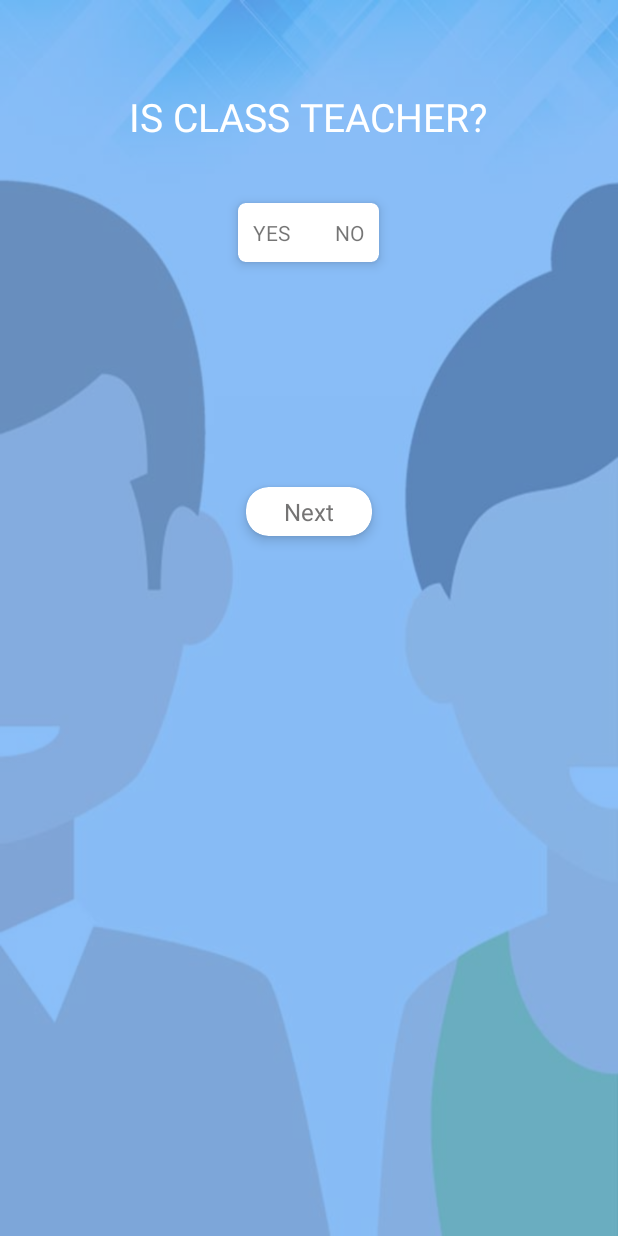
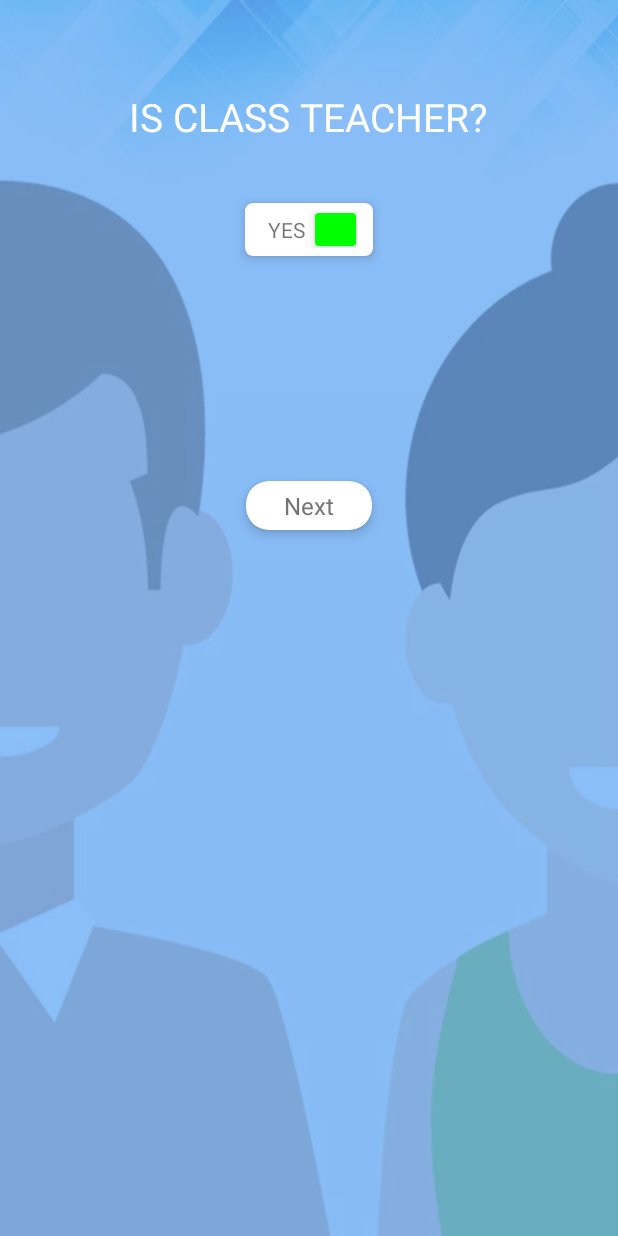
Before and after one commit to manitk12/Add_Teacher, an Android app: the layout activity_teacher.xml on its own in the app's theme, with its tools: preview values and no code run, on a phone screen of 412 x 824 dp. Run offline under Robolectric (Android 15) with nearby library versions, the phone set to English and light mode, and no system bars.

Commit message:
In Teacher.java class set click on listener in Main cardview with the help of boolean and Relative layoutparam added in cardview

```diff
--- a/app/src/main/AndroidManifest.xml
+++ b/app/src/main/AndroidManifest.xml
@@ -9,14 +9,14 @@
         android:roundIcon="@mipmap/ic_launcher_round"
         android:supportsRtl="true"
         android:theme="@style/AppTheme">
-        <activity android:name=".MainActivity">
+        <activity android:name=".Teacher">
             <intent-filter>
                 <action android:name="android.intent.action.MAIN" />
 
                 <category android:name="android.intent.category.LAUNCHER" />
             </intent-filter>
         </activity>
-        <activity android:name=".Teacher"></activity>
+        <activity android:name=".MainActivity"></activity>
     </application>
 
 </manifest>
--- a/app/src/main/java/com/grademojo/add_teacher/Teacher.java
+++ b/app/src/main/java/com/grademojo/add_teacher/Teacher.java
@@ -2,12 +2,85 @@ package com.grademojo.add_teacher;
 
 import android.support.v7.app.AppCompatActivity;
 import android.os.Bundle;
+import android.support.v7.widget.CardView;
+import android.view.View;
+import android.widget.RelativeLayout;
 
 public class Teacher extends AppCompatActivity {
+
+
+    private CardView toogle_cover ,main_card_View;
+
+
+
+
+
+
+
+    private Boolean button_state_yes;
 
     @Override
     protected void onCreate(Bundle savedInstanceState) {
         super.onCreate(savedInstanceState);
         setContentView(R.layout.activity_teacher);
+
+
+        toogle_cover = (CardView) findViewById(R.id.toggle_button);
+
+        main_card_View = (CardView) findViewById(R.id.edit_card_view_genger);
+
+
+        button_state_yes = true;
+
+        main_card_View.setOnClickListener(new View.OnClickListener() {
+            @Override
+            public void onClick(View v) {
+
+
+                if (button_state_yes)
+                {
+                    button_state_yes = false;
+
+
+                    RelativeLayout.LayoutParams lps = (RelativeLayout.LayoutParams) toogle_cover.getLayoutParams();
+
+                    lps.addRule(RelativeLayout.ALIGN_START, R.id.frame_yes);
+                    lps.addRule(RelativeLayout.ALIGN_END, R.id.frame_yes);
+                    lps.addRule(RelativeLayout.ALIGN_TOP, R.id.frame_yes);
+                    lps.addRule(RelativeLayout.ALIGN_BOTTOM, R.id.frame_yes);
+
+                    toogle_cover.setLayoutParams(lps);
+                }
+
+                else {
+
+                    button_state_yes = true;
+
+
+                    RelativeLayout.LayoutParams lps = (RelativeLayout.LayoutParams) toogle_cover.getLayoutParams();
+
+                    lps.addRule(RelativeLayout.ALIGN_START, R.id.frame_no);
+                    lps.addRule(RelativeLayout.ALIGN_END, R.id.frame_no);
+                    lps.addRule(RelativeLayout.ALIGN_TOP, R.id.frame_no);
+                    lps.addRule(RelativeLayout.ALIGN_BOTTOM, R.id.frame_no);
+
+                    toogle_cover.setLayoutParams(lps);
+
+
+
+                }
+
+
+            }
+        });
+
+
+
+
+
+
+
+
+
     }
 }
--- a/app/src/main/res/layout/activity_teacher.xml
+++ b/app/src/main/res/layout/activity_teacher.xml
@@ -43,64 +43,51 @@
         <RelativeLayout
             android:layout_width="wrap_content"
             android:layout_height="wrap_content"
+            android:paddingStart="10dp"
+            android:paddingEnd="10dp"
+            android:paddingTop="5dp"
+            android:paddingBottom="5dp"
+
+
 
             >
+
+
+            <FrameLayout
+                android:id="@+id/frame_yes"
+                android:layout_width="wrap_content"
+                android:layout_height="wrap_content"
+                android:paddingStart="5dp"
+                android:paddingEnd="5dp"
+                android:paddingTop="2.5dp"
+                android:paddingBottom="2.5dp"
+                >
+
+
 
                <TextView
                    android:id="@+id/text_yes"
                    android:layout_width="wrap_content"
                    android:layout_height="wrap_content"
                    android:text="yes"
-               android:padding="10dp"
                    android:textAllCaps="true"
 
                    />
 
-
-            <View
-                android:layout_width="wrap_content"
-                android:layout_height="1dp"
-                android:layout_alignTop="@+id/text_yes"
-                android:layout_alignStart="@+id/text_yes"
-                android:layout_alignEnd="@+id/text_yes"
+            </FrameLayout>
 
 
 
-                />
-
-            <View
+            <FrameLayout
+                android:id="@+id/frame_no"
+                android:layout_toEndOf="@+id/frame_yes"
                 android:layout_width="wrap_content"
-                android:layout_height="1dp"
-                android:layout_alignBottom="@+id/text_yes"
-                android:layout_alignStart="@+id/text_yes"
-                android:layout_alignEnd="@+id/text_yes"
-
-
-
-                />
-
-            <View
-                android:layout_width="1dp"
                 android:layout_height="wrap_content"
-                android:layout_alignStart="@+id/text_yes"
-                android:layout_alignTop="@+id/text_yes"
-                android:layout_alignBottom="@+id/text_yes"
-
-
-
-                />
-
-
-            <View
-                android:layout_width="1dp"
-                android:layout_height="wrap_content"
-                android:layout_alignEnd="@+id/text_yes"
-                android:layout_alignTop="@+id/text_yes"
-                android:layout_alignBottom="@+id/text_yes"
-
-
-
-                />
+                android:paddingStart="5dp"
+                android:paddingEnd="5dp"
+                android:paddingTop="2.5dp"
+                android:paddingBottom="2.5dp"
+                >
 
 
                 <TextView
@@ -109,59 +96,37 @@
                     android:id="@+id/text_no"
                     android:layout_width="wrap_content"
                     android:layout_height="wrap_content"
-                android:layout_toEndOf="@+id/text_yes"
+
                     android:text="no"
-                android:layout_marginStart="10dp"
-                android:padding="10dp"
+
                     android:textAllCaps="true"
 
                     />
 
-
-            <View
-                android:layout_width="wrap_content"
-                android:layout_height="1dp"
-                android:layout_alignTop="@+id/text_no"
-                android:layout_alignStart="@+id/text_no"
-                android:layout_alignEnd="@+id/text_no"
+            </FrameLayout>
 
 
-
-                />
-
-            <View
+            <android.support.v7.widget.CardView
+                android:id="@+id/toggle_button"
                 android:layout_width="wrap_content"
-                android:layout_height="1dp"
-                android:layout_alignBottom="@+id/text_no"
-                android:layout_alignStart="@+id/text_no"
-                android:layout_alignEnd="@+id/text_no"
+                android:layout_height="wrap_content"
+                app:cardBackgroundColor="#00ff00"
+                android:layout_alignStart="@+id/frame_no"
+                android:layout_alignEnd="@+id/frame_no"
+                android:layout_alignTop="@+id/frame_no"
+                android:layout_alignBottom="@+id/frame_no"
+                app:cardElevation="5dp"
+                android:layout_margin="1dp"
 
 
-
-                />
-
-            <View
-                android:layout_width="1dp"
-                android:layout_height="wrap_content"
-                android:layout_alignStart="@+id/text_no"
-                android:layout_alignTop="@+id/text_no"
-                android:layout_alignBottom="@+id/text_no"
 
 
 
                />
 
 
-            <View
-                android:layout_width="1dp"
-                android:layout_height="wrap_content"
-                android:layout_alignEnd="@+id/text_no"
-                android:layout_alignTop="@+id/text_no"
-                android:layout_alignBottom="@+id/text_no"
 
 
-
-                />
 
 
 
--- a/app/src/main/res/values/colors.xml
+++ b/app/src/main/res/values/colors.xml
@@ -15,4 +15,6 @@
     <color name="transparent">#00000000</color>
     <color name="text_shadow">#7F000000</color>
     <color name="orange">#cc5717</color>
+    <color name="light_blues">#3373d4</color>
+
 </resources>
```
Lines whose indentation alone changed are shown as unchanged.
